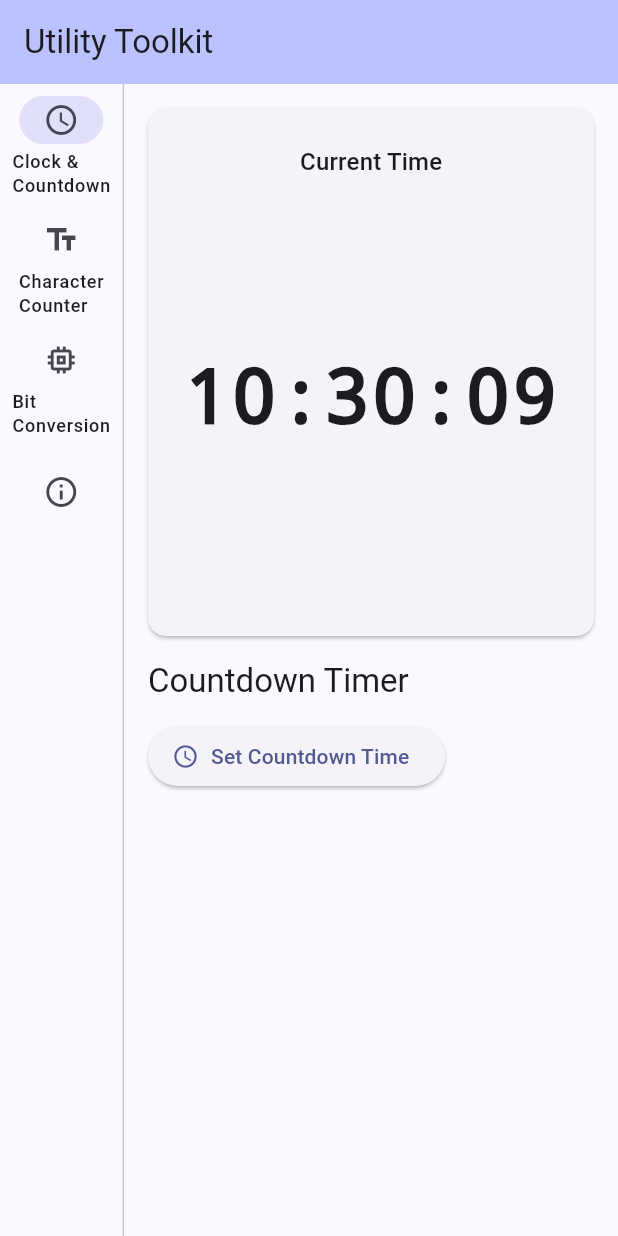
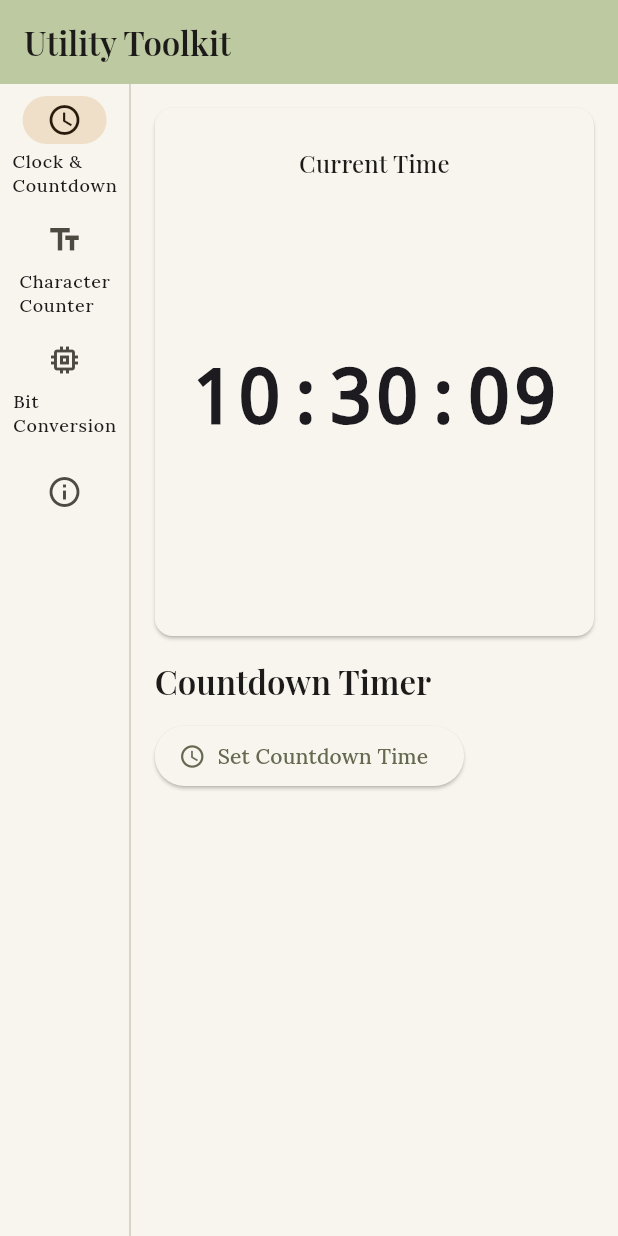
Before and after one commit to prestoncarman/improved-parakeet, a Flutter app: the screen it shows after launch, after a tap on an icon or button, on a phone screen of 412 x 824 dp. Run offline on Flutter 3.47's test engine with Material 3 defaults, Android fonts, the phone set to English and light mode, and no system bars; our stand-ins replace go_router, google_fonts.

Commit message:
Apply Walla Walla University brand theme (#2)
* Add Flutter web utility toolkit with CI/CD deployment

Adds a complete Flutter web application with three tools: a real-time
Character Counter, a Bit Conversion tool (binary/decimal/hex), and a
Clock & Countdown Timer. Includes unit tests for all models, GitHub
Actions workflow for testing and deploying to GitHub Pages, and
navigation with Clock as the default landing page.

Co-Authored-By: Claude Sonnet 4.6 <noreply@anthropic.com>

* Add About page with project info, contributing guide, and feedback link

Adds an About page accessible via an info icon at the bottom of the
navigation rail. The page describes the project and each tool, links to
the GitHub repo and CONTRIBUTING.md, and provides a direct link to open
a GitHub issue for feedback or new tool submissions.

Co-Authored-By: Claude Sonnet 4.6 <noreply@anthropic.com>

* Apply dart format line-length fixes

Co-Authored-By: Claude Sonnet 4.6 <noreply@anthropic.com>

* Apply Walla Walla University brand theme

Introduces a WWU identity-based theme (lib/theme.dart) using the
official brand colors: green #656950 (primary), brown #796249
(secondary), orange #c36d2a (tertiary), and red #961400 (error).
Surfaces use a warm off-white derived from the beige palette.

Typography uses Playfair Display for headings and Lora for body text
via google_fonts, matching the serif character of the brand's
Fairfield LT Std typeface. A WwuColors theme extension exposes the
full brand palette for use in custom widgets.

Co-Authored-By: Claude Sonnet 4.6 <noreply@anthropic.com>

* Revert app title to generic "Utility Toolkit"

Keep site text neutral; WWU identity is expressed through colors and
typography only, not branding text.

Co-Authored-By: Claude Sonnet 4.6 <noreply@anthropic.com>

* Restructure CI: test job builds artifact, deploy pushes to gh-pages branch

The test job now runs the full build after tests pass and uploads
build/web as a workflow artifact (7-day retention). The deploy job
downloads that artifact and pushes it to the gh-pages branch using
peaceiris/actions-gh-pages, replacing the GitHub Pages environment
deployment approach.

GitHub Pages should be configured to serve from the gh-pages branch
rather than the GitHub Actions environment.

Co-Authored-By: Claude Sonnet 4.6 <noreply@anthropic.com>

---------

Co-authored-by: Claude Sonnet 4.6 <noreply@anthropic.com>

```diff
--- a/lib/app.dart
+++ b/lib/app.dart
@@ -5,6 +5,7 @@ import 'pages/about_page.dart';
 import 'pages/bit_conversion_page.dart';
 import 'pages/character_counter_page.dart';
 import 'pages/clock_page.dart';
+import 'theme.dart';
 import 'widgets/app_scaffold.dart';
 
 /// Root application widget with routing configured.
@@ -15,10 +16,7 @@ class UtilityToolkitApp extends StatelessWidget {
   Widget build(BuildContext context) {
     return MaterialApp.router(
       title: 'Utility Toolkit',
-      theme: ThemeData(
-        colorScheme: ColorScheme.fromSeed(seedColor: Colors.indigo),
-        useMaterial3: true,
-      ),
+      theme: wwuTheme,
       routerConfig: _router,
     );
   }
--- /dev/null
+++ b/lib/theme.dart
@@ -0,0 +1,115 @@
+import 'package:flutter/material.dart';
+import 'package:google_fonts/google_fonts.dart';
+
+// ---------------------------------------------------------------------------
+// Walla Walla University brand colors
+// Source: https://www.wallawalla.edu/about-wwu/marketing-and-university-relations/wwu-identity
+// ---------------------------------------------------------------------------
+
+// Primary palette
+const _wwuGreen = Color(0xFF656950); // primary brand color
+const _wwuBrown = Color(0xFF796249);
+const _wwuOrange = Color(0xFFC36D2A);
+
+// Secondary palette
+const _wwuBeige = Color(0xFFC7AE86);
+const _wwuBlue = Color(0xFF667FA4);
+const _wwuRed = Color(0xFF961400);
+
+// Tonal surfaces derived from the primary green
+const _greenContainer = Color(0xFFDDE5CE);
+const _onGreenContainer = Color(0xFF1A2310);
+const _brownContainer = Color(0xFFEFDFC8);
+const _onBrownContainer = Color(0xFF271A0A);
+const _orangeContainer = Color(0xFFFFDCC0);
+const _onOrangeContainer = Color(0xFF3A1900);
+const _surface = Color(0xFFF8F4EE); // warm off-white background
+const _onSurface = Color(0xFF1C1B19);
+const _surfaceVariant = Color(0xFFEDE8DD);
+const _onSurfaceVariant = Color(0xFF4D4A42);
+
+/// Walla Walla University brand theme.
+///
+/// Colors follow the official WWU identity guide.
+/// Typography uses Playfair Display (headings) and Lora (body) as
+/// web-safe serif alternatives to the brand's Fairfield LT Std.
+final wwuTheme = ThemeData(
+  useMaterial3: true,
+  colorScheme: const ColorScheme(
+    brightness: Brightness.light,
+    // Primary — WWU Green
+    primary: _wwuGreen,
+    onPrimary: Colors.white,
+    primaryContainer: _greenContainer,
+    onPrimaryContainer: _onGreenContainer,
+    // Secondary — WWU Brown
+    secondary: _wwuBrown,
+    onSecondary: Colors.white,
+    secondaryContainer: _brownContainer,
+    onSecondaryContainer: _onBrownContainer,
+    // Tertiary — WWU Orange
+    tertiary: _wwuOrange,
+    onTertiary: Colors.white,
+    tertiaryContainer: _orangeContainer,
+    onTertiaryContainer: _onOrangeContainer,
+    // Error — WWU Red
+    error: _wwuRed,
+    onError: Colors.white,
+    errorContainer: Color(0xFFFFDAD6),
+    onErrorContainer: Color(0xFF410002),
+    // Surface
+    surface: _surface,
+    onSurface: _onSurface,
+    surfaceContainerHighest: _surfaceVariant,
+    onSurfaceVariant: _onSurfaceVariant,
+    outline: Color(0xFF7E7A72),
+    outlineVariant: Color(0xFFCFC9BB),
+    inverseSurface: Color(0xFF312F2B),
+    onInverseSurface: Color(0xFFF5F0E7),
+    inversePrimary: Color(0xFFBDC9A0),
+    scrim: Colors.black,
+    shadow: Colors.black,
+  ),
+  textTheme: _buildTextTheme(),
+  // Expose brand colors as extensions for bespoke widgets
+  extensions: const [WwuColors()],
+);
+
+/// Builds the app text theme using Playfair Display for display/headline
+/// styles and Lora for body/label styles, matching the serif character
+/// of the WWU brand's Fairfield LT Std typeface.
+TextTheme _buildTextTheme() {
+  final base = GoogleFonts.loraTextTheme();
+  final display = GoogleFonts.playfairDisplay();
+
+  return base.copyWith(
+    displayLarge: display.copyWith(fontWeight: FontWeight.bold),
+    displayMedium: display.copyWith(fontWeight: FontWeight.bold),
+    displaySmall: display.copyWith(fontWeight: FontWeight.bold),
+    headlineLarge: display.copyWith(fontWeight: FontWeight.w600),
+    headlineMedium: display.copyWith(fontWeight: FontWeight.w600),
+    headlineSmall: display.copyWith(fontWeight: FontWeight.w600),
+    titleLarge: display.copyWith(fontWeight: FontWeight.w600),
+    titleMedium: display.copyWith(fontWeight: FontWeight.w500),
+  );
+}
+
+/// Theme extension exposing the full WWU brand palette for use in
+/// custom widgets that need colors beyond the Material color scheme.
+@immutable
+class WwuColors extends ThemeExtension<WwuColors> {
+  const WwuColors();
+
+  static const green = _wwuGreen;
+  static const brown = _wwuBrown;
+  static const orange = _wwuOrange;
+  static const beige = _wwuBeige;
+  static const blue = _wwuBlue;
+  static const red = _wwuRed;
+
+  @override
+  WwuColors copyWith() => const WwuColors();
+
+  @override
+  WwuColors lerp(WwuColors? other, double t) => const WwuColors();
+}
--- a/pubspec.yaml
+++ b/pubspec.yaml
@@ -12,6 +12,7 @@ dependencies:
   provider: ^6.1.0
   go_router: ^14.0.0
   url_launcher: ^6.3.0
+  google_fonts: ^6.2.0
 
 dev_dependencies:
   flutter_test:
```
Also changed, not shown: 2 other files.
